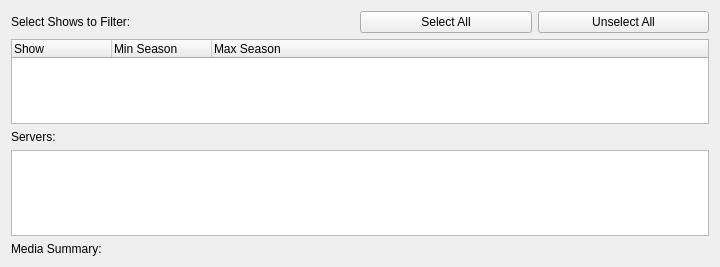
The window that UI/MissingEpisodes.ui (towel42-com/EmbySync) describes before a commit, drawn with Qt 5.
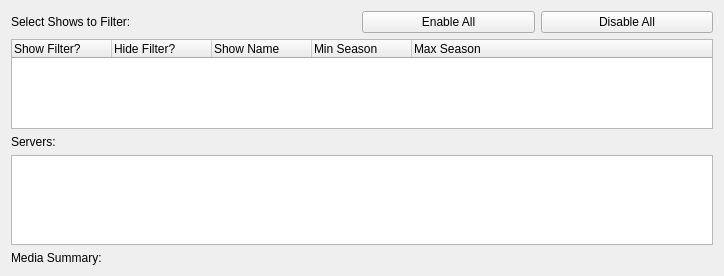
The same window after the commit.

Commit message: Better missing episode filtering

```diff
--- a/UI/MissingEpisodes.ui
+++ b/UI/MissingEpisodes.ui
@@ -6,8 +6,8 @@
    <rect>
     <x>0</x>
     <y>0</y>
-    <width>720</width>
-    <height>267</height>
+    <width>724</width>
+    <height>276</height>
    </rect>
   </property>
   <property name="windowTitle">
@@ -38,7 +38,7 @@
        <item row="0" column="3">
         <widget class="QPushButton" name="unselectAll">
          <property name="text">
-          <string>Unselect All</string>
+          <string>Disable All</string>
          </property>
         </widget>
        </item>
@@ -59,7 +59,17 @@
         <widget class="QTreeWidget" name="showsFilter">
          <column>
           <property name="text">
-           <string notr="true">Show</string>
+           <string>Show Filter?</string>
+          </property>
+         </column>
+         <column>
+          <property name="text">
+           <string>Hide Filter?</string>
+          </property>
+         </column>
+         <column>
+          <property name="text">
+           <string notr="true">Show Name</string>
           </property>
          </column>
          <column>
@@ -87,7 +97,7 @@
        <item row="0" column="2">
         <widget class="QPushButton" name="selectAll">
          <property name="text">
-          <string>Select All</string>
+          <string>Enable All</string>
          </property>
         </widget>
        </item>
```
Left out of the diff: 4 changed lines with no effect on the pictures. The commit also changes 4 other files.
